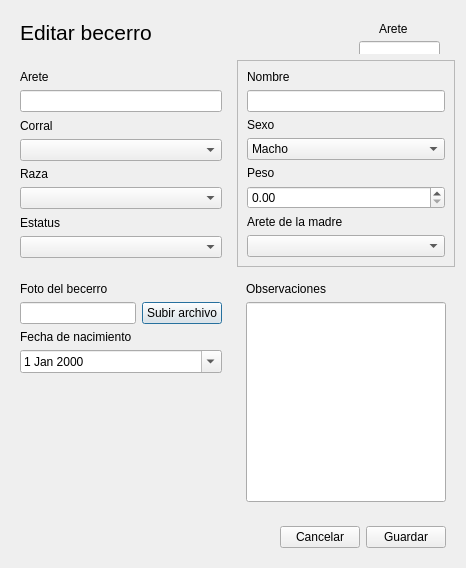
This is ui/.ui/editarbecerro.ui in Murderd0ll/SDLG_Software_Plantilla as Qt 5 draws it before an edit. The edited form follows.
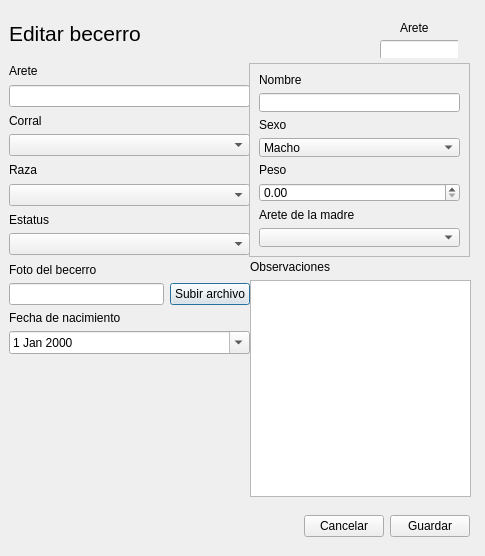
This is the edited form. Icons and pictures are not drawn.

Patch:
```diff
--- a/ui/.ui/editarbecerro.ui
+++ b/ui/.ui/editarbecerro.ui
@@ -6,16 +6,22 @@
    <rect>
     <x>0</x>
     <y>0</y>
-    <width>466</width>
-    <height>547</height>
+    <width>485</width>
+    <height>556</height>
    </rect>
   </property>
   <property name="windowTitle">
    <string>Editar becerro</string>
   </property>
-  <layout class="QGridLayout" name="gridLayout_3">
-   <item row="0" column="0" colspan="2">
     <widget class="QWidget" name="widget_4" native="true">
+   <property name="geometry">
+    <rect>
+     <x>9</x>
+     <y>9</y>
+     <width>354</width>
+     <height>48</height>
+    </rect>
+   </property>
      <layout class="QHBoxLayout" name="horizontalLayout_2">
       <item>
        <widget class="QLabel" name="label">
@@ -45,9 +51,15 @@
       </item>
      </layout>
     </widget>
-   </item>
-   <item row="0" column="2">
     <widget class="QWidget" name="widget_6" native="true">
+   <property name="geometry">
+    <rect>
+     <x>370</x>
+     <y>10</y>
+     <width>88</width>
+     <height>48</height>
+    </rect>
+   </property>
      <widget class="QLabel" name="label_12">
       <property name="geometry">
        <rect>
@@ -84,16 +96,22 @@
        <string/>
       </property>
       <property name="pixmap">
-       <pixmap resource="resources.qrc">:/icons/img/icons/seguridad2.png</pixmap>
+     <pixmap resource="../../resources.qrc">:/icons/img/icons/seguridad2.png</pixmap>
       </property>
       <property name="scaledContents">
        <bool>true</bool>
       </property>
      </widget>
     </widget>
-   </item>
-   <item row="1" column="0">
     <widget class="QWidget" name="widget_2" native="true">
+   <property name="geometry">
+    <rect>
+     <x>9</x>
+     <y>63</y>
+     <width>241</width>
+     <height>192</height>
+    </rect>
+   </property>
      <layout class="QVBoxLayout" name="verticalLayout_2">
       <item>
        <widget class="QLabel" name="label_2">
@@ -137,9 +155,15 @@
       </item>
      </layout>
     </widget>
-   </item>
-   <item row="1" column="1" colspan="2">
     <widget class="QFrame" name="frame">
+   <property name="geometry">
+    <rect>
+     <x>249</x>
+     <y>63</y>
+     <width>221</width>
+     <height>194</height>
+    </rect>
+   </property>
      <property name="frameShape">
       <enum>QFrame::StyledPanel</enum>
      </property>
@@ -206,27 +230,23 @@
       </item>
      </layout>
     </widget>
-   </item>
-   <item row="2" column="0">
     <widget class="QWidget" name="widget_5" native="true">
+   <property name="geometry">
+    <rect>
+     <x>9</x>
+     <y>263</y>
+     <width>241</width>
+     <height>237</height>
+    </rect>
+   </property>
      <layout class="QGridLayout" name="gridLayout_2">
-      <item row="0" column="0" colspan="2">
-       <widget class="QLabel" name="label_14">
-        <property name="text">
-         <string>Foto del becerro</string>
-        </property>
-       </widget>
-      </item>
-      <item row="1" column="0">
-       <widget class="QLineEdit" name="lineEdit_5"/>
-      </item>
       <item row="1" column="1">
        <widget class="QPushButton" name="indexbtn2">
         <property name="text">
          <string>Subir archivo</string>
         </property>
         <property name="icon">
-         <iconset resource="resources.qrc">
+       <iconset resource="../../resources.qrc">
           <normaloff>:/icons/img/icons/cargar.png</normaloff>:/icons/img/icons/cargar.png</iconset>
         </property>
         <property name="iconSize">
@@ -243,13 +263,6 @@
         </property>
        </widget>
       </item>
-      <item row="2" column="0">
-       <widget class="QLabel" name="label_7">
-        <property name="text">
-         <string>Fecha de nacimiento</string>
-        </property>
-       </widget>
-      </item>
       <item row="3" column="0" colspan="2">
        <widget class="QDateEdit" name="dateEdit">
         <property name="calendarPopup">
@@ -257,6 +270,13 @@
         </property>
        </widget>
       </item>
+    <item row="2" column="0">
+     <widget class="QLabel" name="label_7">
+      <property name="text">
+       <string>Fecha de nacimiento</string>
+      </property>
+     </widget>
+    </item>
       <item row="4" column="0">
        <spacer name="verticalSpacer">
         <property name="orientation">
@@ -270,29 +290,32 @@
         </property>
        </spacer>
       </item>
-     </layout>
-    </widget>
-   </item>
-   <item row="2" column="1" colspan="2">
+    <item row="0" column="0" colspan="2">
+     <widget class="QLabel" name="label_14">
+      <property name="text">
+       <string>Foto del becerro</string>
+      </property>
+     </widget>
+    </item>
+    <item row="1" column="0">
+     <widget class="QLineEdit" name="lineEdit_5"/>
+    </item>
+   </layout>
+  </widget>
     <widget class="QWidget" name="widget_3" native="true">
+   <property name="geometry">
+    <rect>
+     <x>250</x>
+     <y>260</y>
+     <width>221</width>
+     <height>237</height>
+    </rect>
+   </property>
      <layout class="QGridLayout" name="gridLayout">
-      <item row="1" column="0" rowspan="2">
-       <widget class="QLineEdit" name="lineEdit_3">
-        <property name="minimumSize">
-         <size>
-          <width>200</width>
-          <height>200</height>
-         </size>
-        </property>
-        <property name="maximumSize">
-         <size>
-          <width>200</width>
-          <height>200</height>
-         </size>
-        </property>
-       </widget>
-      </item>
-      <item row="0" column="0">
+    <item row="2" column="0">
+     <widget class="QTextEdit" name="textEdit"/>
+    </item>
+    <item row="1" column="0">
        <widget class="QLabel" name="label_11">
         <property name="text">
          <string>Observaciones</string>
@@ -301,9 +324,15 @@
       </item>
      </layout>
     </widget>
-   </item>
-   <item row="3" column="0" colspan="3">
     <widget class="QWidget" name="widget" native="true">
+   <property name="geometry">
+    <rect>
+     <x>9</x>
+     <y>506</y>
+     <width>461</width>
+     <height>41</height>
+    </rect>
+   </property>
      <layout class="QHBoxLayout" name="horizontalLayout">
       <item>
        <spacer name="horizontalSpacer">
@@ -334,8 +363,6 @@
       </item>
      </layout>
     </widget>
-   </item>
-  </layout>
  </widget>
  <resources>
   <include location="resources.qrc"/>
```
Left out of the diff: 2 changed lines with no effect on the pictures. Lines whose indentation alone changed are shown as unchanged.
